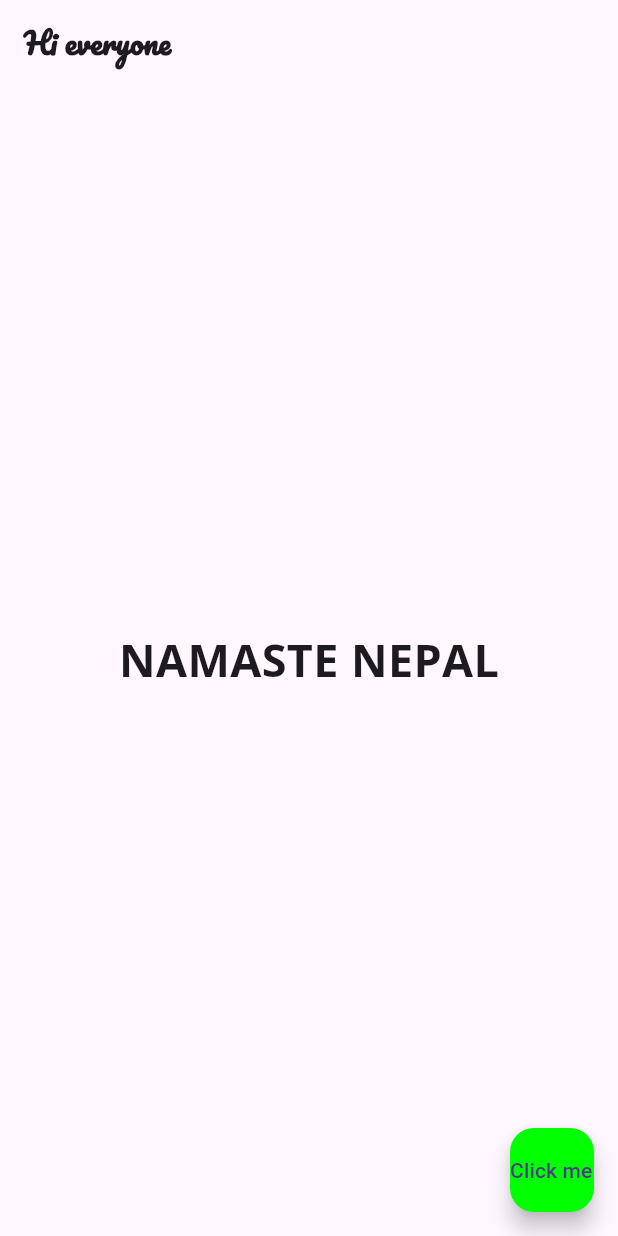
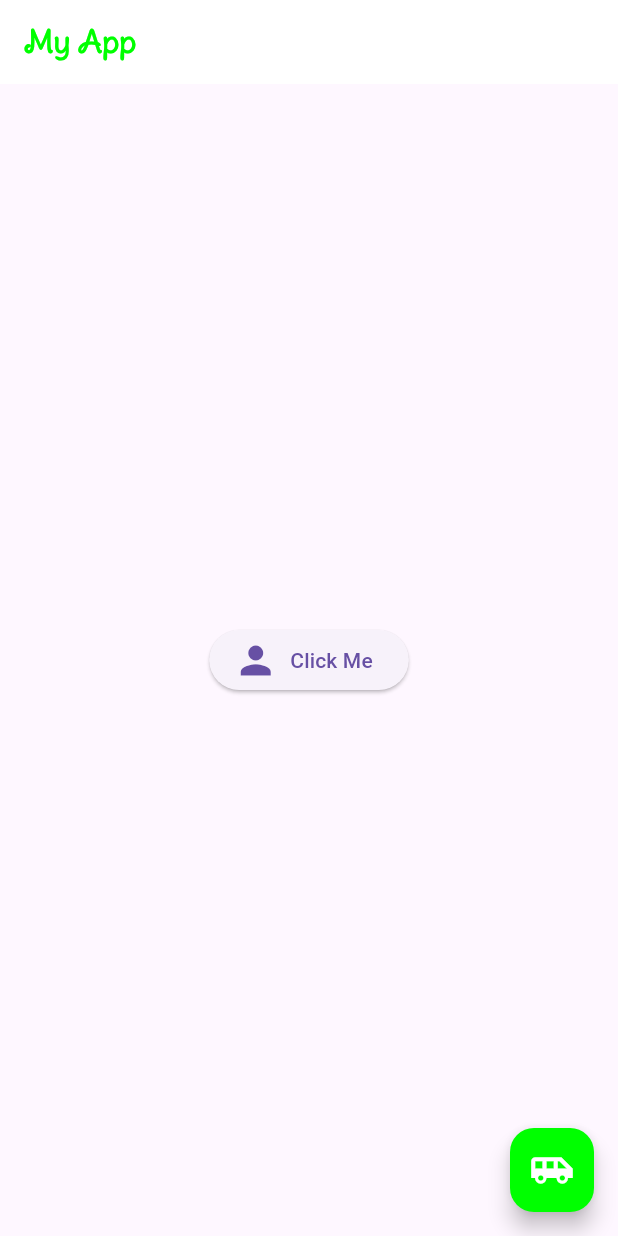
Before and after one commit to Samip-Nepal/Flutter_learning, a Flutter app: the screen it shows after launch, on a phone screen of 412 x 824 dp. Run offline on Flutter 3.47's test engine with Material 3 defaults, Android fonts, the phone set to English and light mode, and no system bars.

Commit message:
assets with image and button

```diff
--- a/my_first_app/lib/main.dart
+++ b/my_first_app/lib/main.dart
@@ -1,46 +1,75 @@
 import 'package:flutter/material.dart';
-import 'package:google_fonts/google_fonts.dart';
 
 void main() {
-  WidgetsFlutterBinding.ensureInitialized();
   runApp(MaterialApp(
     home: Myhome(),
   ));
 }
+
 class Myhome extends StatelessWidget {
+  const Myhome({super.key});
 
   @override
   Widget build(BuildContext context) {
     return Scaffold(
       appBar: AppBar(
+        backgroundColor: Colors.white,
         title: Text(
-          'Hi everyone',
-          style: GoogleFonts.pacifico(
-            textStyle: TextStyle(
-              fontSize: 20,
-              fontWeight: FontWeight.bold,
-            ),
+          "My App",
+          style: TextStyle(
+            fontSize: 20,
+            color: Color(0xFF00FF00),
+            fontWeight: FontWeight.bold,
+            fontFamily: 'Delius',
           ),
         ),
       ),
       body: Center(
-        child: Text(
-          'NAMASTE NEPAL',
-          style: GoogleFonts.openSans(
-            textStyle: TextStyle(
-              fontSize: 30,
-              fontWeight: FontWeight.bold,
-            ),
+          // child: Text(
+          //   "Hello World",
+          //   style: TextStyle(
+          //     fontSize: 30,
+          //     color: Color(0xFF00FF00),
+          //     fontWeight: FontWeight.bold,
+          //   ),
+          // ),
+          // child: Image.asset('assets/random.jpg'),
+          // child: TextButton(
+          //   onPressed: () {
+          //     print("Button Pressed");
+          //   },
+          //   child: Text(
+          //     "Click Me",
+          //     style: TextStyle(
+          //       fontSize: 20,
+          //       color: Color(0xFF00FF00),
+          //       fontWeight: FontWeight.bold,
+          //     ),
+          //   ),
+          // ),
+          child: ElevatedButton.icon(
+        onPressed: () {
+          print("Button Pressed");
+        },
+        icon: Icon(
+          Icons.person,
+          size: 30,
+        ),
+        label: Text(
+          "Click Me",
+        ),
+      )),
+      floatingActionButton: FloatingActionButton(
+        onPressed: () {},
+        backgroundColor: Color(0xFF00FF00),
+        child: Center(
+          child: Icon(
+            Icons.airport_shuttle,
+            size: 30,
+            color: Colors.white,
           ),
         ),
       ),
-      floatingActionButton: FloatingActionButton(
-        onPressed: () {},
-        backgroundColor: Color(0xFF00FF00),
-        child:
-          Center(child: Text('Click me '),)
-
-      ),
-    ) ;
+    );
   }
 }
```
Also changed, not shown: my_first_app/pubspec.yaml (+9 -14 lines), my_first_app/Fonts/DeliusSwashCaps-Regular.ttf (added), my_first_app/assets/random.jpg (added), 3 other files.
